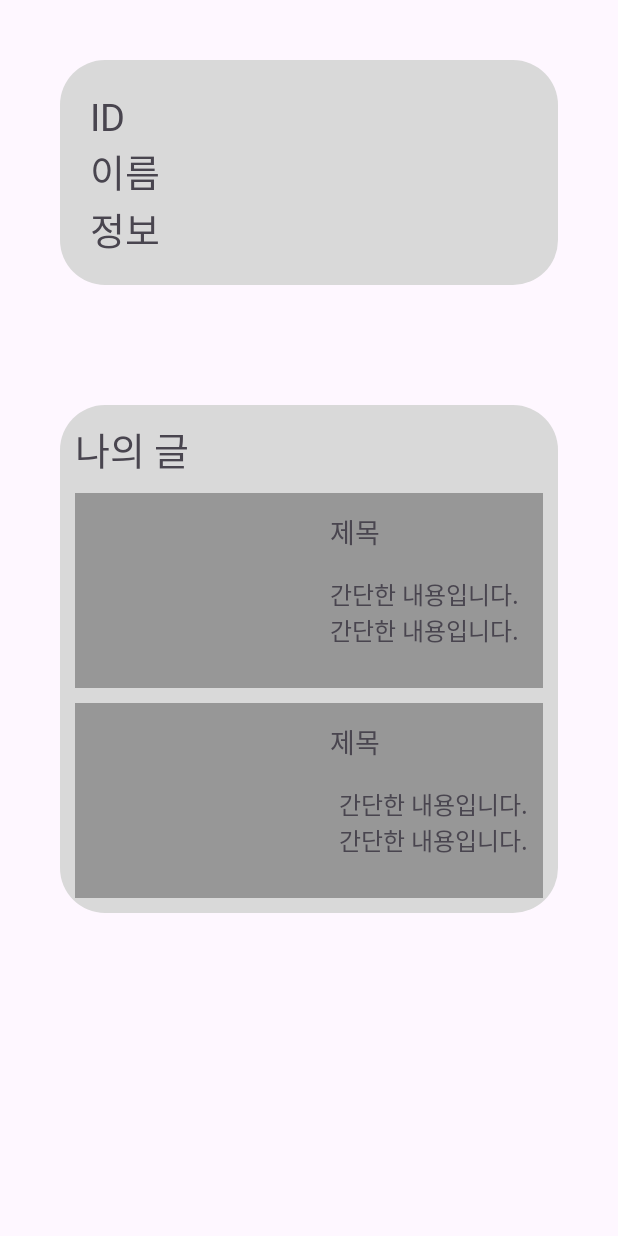
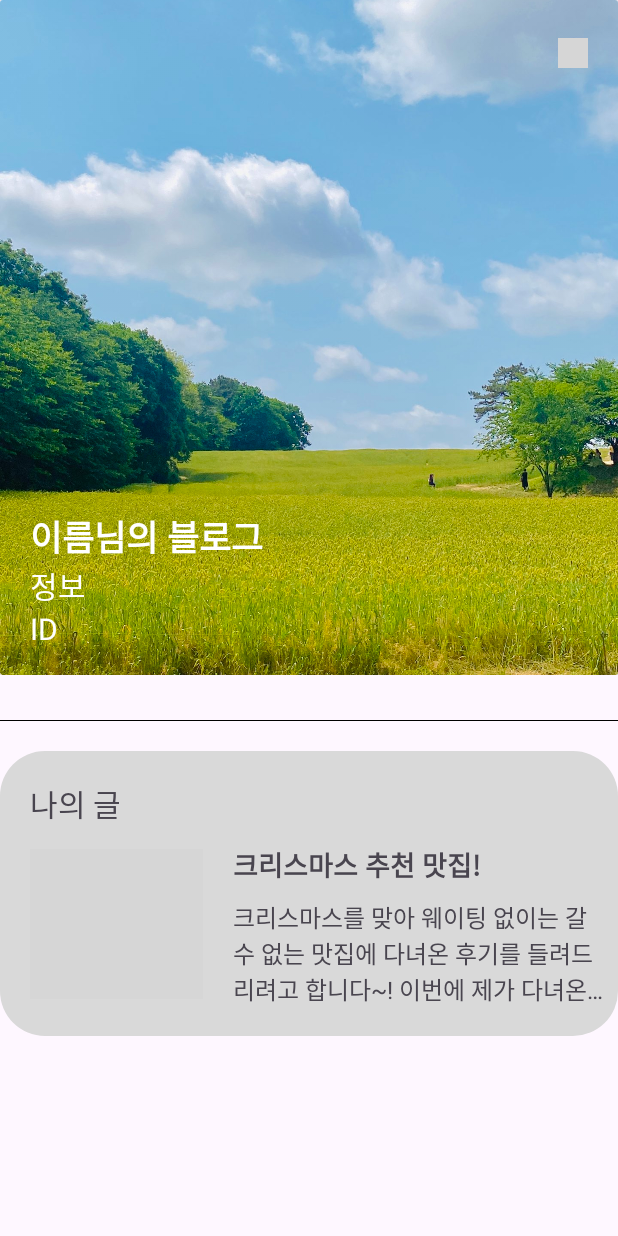
Before and after one commit to NBC-SNS-Team8/TastoryApp, an Android app: the MyPageActivity screen opened directly, with no data from a screen before it, on a phone screen of 412 x 824 dp. Run offline under Robolectric (Android 15) with nearby library versions, the phone set to English and light mode, and no system bars; grey boxes are pictures that could not be loaded.

Commit message:
Design: my 화면 수정

```diff
--- a/app/src/main/res/layout/activity_my_page.xml
+++ b/app/src/main/res/layout/activity_my_page.xml
@@ -15,42 +15,89 @@
             android:layout_height="match_parent"
             android:orientation="vertical">
 
-            <LinearLayout
+            <androidx.constraintlayout.widget.ConstraintLayout
                 android:layout_width="match_parent"
-                android:layout_height="150dp"
-                android:layout_margin="40dp"
-                android:background="@drawable/rounded_corners">
+                android:layout_height="450dp">
 
-                <LinearLayout
+                <androidx.cardview.widget.CardView
+                    android:layout_width="match_parent"
+                    android:layout_height="match_parent">
+
+                <ImageView
+                    android:layout_width="match_parent"
+                    android:layout_height="match_parent"
+                    android:scaleType="centerCrop"
+                    android:src="@drawable/bright"
+                    app:layout_constraintStart_toStartOf="parent"
+                    app:layout_constraintTop_toTopOf="parent" />
+
+
+
+                    <androidx.constraintlayout.widget.ConstraintLayout
+                        android:layout_width="match_parent"
+                        android:layout_height="match_parent">
+
+                        <ImageView
+                            android:id="@+id/x_icon"
+                            android:layout_width="20dp"
+                            android:layout_height="20dp"
+                            android:layout_marginTop="25dp"
+                            android:layout_marginEnd="20dp"
+                            android:src="@drawable/x_icon"
+                            app:layout_constraintEnd_toEndOf="parent"
+                            app:layout_constraintTop_toTopOf="parent" />
+
+                        <TextView
+                            android:id="@+id/textView6"
                             android:layout_width="wrap_content"
                             android:layout_height="wrap_content"
-                    android:layout_margin="20dp"
-                    android:orientation="vertical">
+                            android:layout_marginStart="20dp"
+                            android:layout_marginTop="340dp"
+                            android:text="이름님의 블로그"
+                            android:textColor="@color/white"
+                            android:textSize="23sp"
+                            android:textStyle="bold"
+                            app:layout_constraintEnd_toEndOf="parent"
+                            app:layout_constraintHorizontal_bias="0.0"
+                            app:layout_constraintStart_toStartOf="parent"
+                            app:layout_constraintTop_toTopOf="parent" />
+
+                        <TextView
+                            android:id="@+id/textView9"
+                            android:layout_width="wrap_content"
+                            android:layout_height="wrap_content"
+                            android:layout_marginStart="20dp"
+                            android:text="정보"
+                            android:textColor="@color/white"
+                            android:textSize="20sp"
+                            app:layout_constraintStart_toStartOf="parent"
+                            app:layout_constraintTop_toBottomOf="@+id/textView6" />
 
                         <TextView
                             android:layout_width="wrap_content"
                             android:layout_height="wrap_content"
+                            android:layout_marginStart="20dp"
                             android:text="ID"
-                        android:textSize="25sp" />
+                            android:textColor="@color/white"
+                            android:textSize="20sp"
+                            app:layout_constraintStart_toStartOf="parent"
+                            app:layout_constraintTop_toBottomOf="@+id/textView9" />
+                    </androidx.constraintlayout.widget.ConstraintLayout>
+                </androidx.cardview.widget.CardView>
+            </androidx.constraintlayout.widget.ConstraintLayout>
 
-                    <TextView
-                        android:layout_width="wrap_content"
-                        android:layout_height="wrap_content"
-                        android:text="이름"
-                        android:textSize="25sp" />
+            <View
+                android:layout_width="match_parent"
+                android:layout_height="0.5dp"
+                android:layout_marginTop="30dp"
+                android:background="@android:color/black"/>
 
-                    <TextView
-                        android:layout_width="wrap_content"
-                        android:layout_height="wrap_content"
-                        android:text="정보"
-                        android:textSize="25sp" />
-                </LinearLayout>
-            </LinearLayout>
 
             <androidx.constraintlayout.widget.ConstraintLayout
                 android:layout_width="match_parent"
-                android:layout_height="match_parent"
-                android:layout_margin="40dp"
+                android:layout_height="wrap_content"
+                android:padding="10dp"
+                android:layout_marginTop="20dp"
                 android:background="@drawable/rounded_corners">
 
                 <TextView
@@ -58,10 +105,10 @@
                     android:layout_width="wrap_content"
                     android:layout_height="wrap_content"
                     android:layout_margin="10dp"
-                    android:layout_marginStart="25dp"
-                    android:layout_marginTop="40dp"
+                    android:layout_marginStart="56dp"
+                    android:layout_marginTop="28dp"
                     android:text="나의 글"
-                    android:textSize="25sp"
+                    android:textSize="20sp"
                     app:layout_constraintStart_toStartOf="parent"
                     app:layout_constraintTop_toTopOf="parent" />
 
@@ -69,8 +116,6 @@
                     android:id="@+id/constraintLayout"
                     android:layout_width="match_parent"
                     android:layout_height="130dp"
-                    android:layout_margin="10dp"
-                    android:background="@color/darkGray"
                     android:orientation="vertical"
                     app:layout_constraintEnd_toEndOf="parent"
                     app:layout_constraintStart_toStartOf="parent"
@@ -78,9 +123,11 @@
 
                     <ImageView
                         android:id="@+id/imageView1"
-                        android:layout_width="130dp"
+                        android:layout_width="115dp"
                         android:layout_height="100dp"
-                        android:layout_marginStart="20dp"
+                        android:layout_marginStart="10dp"
+                        android:scaleType="centerCrop"
+                        android:src="@drawable/steak"
                         app:layout_constraintBottom_toBottomOf="parent"
                         app:layout_constraintStart_toStartOf="parent"
                         app:layout_constraintTop_toTopOf="parent" />
@@ -91,70 +138,26 @@
                         android:layout_height="wrap_content"
                         android:layout_marginStart="20dp"
                         android:layout_marginTop="12dp"
-                        android:text="제목"
+                        android:textStyle="bold"
+                        android:text="크리스마스 추천 맛집!"
                         android:textSize="18sp"
                         app:layout_constraintStart_toEndOf="@+id/imageView1"
                         app:layout_constraintTop_toTopOf="parent" />
 
                     <TextView
-                        android:layout_width="130dp"
+                        android:layout_width="0dp"
                         android:layout_height="wrap_content"
-                        android:layout_marginTop="16dp"
+                        android:layout_marginTop="10dp"
+                        android:layout_marginBottom="10dp"
                         android:ellipsize="end"
                         android:maxLines="3"
-                        android:text="간단한 내용입니다. 간단한 내용입니다."
+                        android:text="크리스마스를 맞아 웨이팅 없이는 갈 수 없는 맛집에 다녀온 후기를 들려드리려고 합니다~! 이번에 제가 다녀온 곳은 서울의 어느 한 레스토랑인데요!"
                         android:textSize="16sp"
+                        app:layout_constraintBottom_toBottomOf="parent"
                         app:layout_constraintEnd_toEndOf="parent"
                         app:layout_constraintHorizontal_bias="0.0"
                         app:layout_constraintStart_toStartOf="@+id/textView1"
                         app:layout_constraintTop_toBottomOf="@+id/textView1" />
-
-                </androidx.constraintlayout.widget.ConstraintLayout>
-
-                <androidx.constraintlayout.widget.ConstraintLayout
-                    android:layout_width="match_parent"
-                    android:layout_height="130dp"
-                    android:layout_margin="10dp"
-                    android:layout_marginTop="8dp"
-                    android:background="@color/darkGray"
-                    android:orientation="vertical"
-                    app:layout_constraintBottom_toBottomOf="parent"
-                    app:layout_constraintEnd_toEndOf="parent"
-                    app:layout_constraintHorizontal_bias="0.473"
-                    app:layout_constraintStart_toStartOf="parent"
-                    app:layout_constraintTop_toBottomOf="@+id/constraintLayout">
-
-                    <ImageView
-                        android:id="@+id/imageView2"
-                        android:layout_width="130dp"
-                        android:layout_height="100dp"
-                        android:layout_marginStart="20dp"
-                        app:layout_constraintBottom_toBottomOf="parent"
-                        app:layout_constraintStart_toStartOf="parent"
-                        app:layout_constraintTop_toTopOf="parent" />
-
-                    <TextView
-                        android:id="@+id/textView2"
-                        android:layout_width="wrap_content"
-                        android:layout_height="wrap_content"
-                        android:layout_marginStart="20dp"
-                        android:layout_marginTop="12dp"
-                        android:text="제목"
-                        android:textSize="18sp"
-                        app:layout_constraintStart_toEndOf="@+id/imageView2"
-                        app:layout_constraintTop_toTopOf="parent" />
-
-                    <TextView
-                        android:layout_width="130dp"
-                        android:layout_height="wrap_content"
-                        android:layout_marginTop="16dp"
-                        android:ellipsize="end"
-                        android:maxLines="3"
-                        android:text="간단한 내용입니다. 간단한 내용입니다."
-                        android:textSize="16sp"
-                        app:layout_constraintEnd_toEndOf="parent"
-                        app:layout_constraintStart_toStartOf="@+id/textView2"
-                        app:layout_constraintTop_toBottomOf="@+id/textView2" />
 
                 </androidx.constraintlayout.widget.ConstraintLayout>
 
```
Lines whose indentation alone changed are shown as unchanged.
